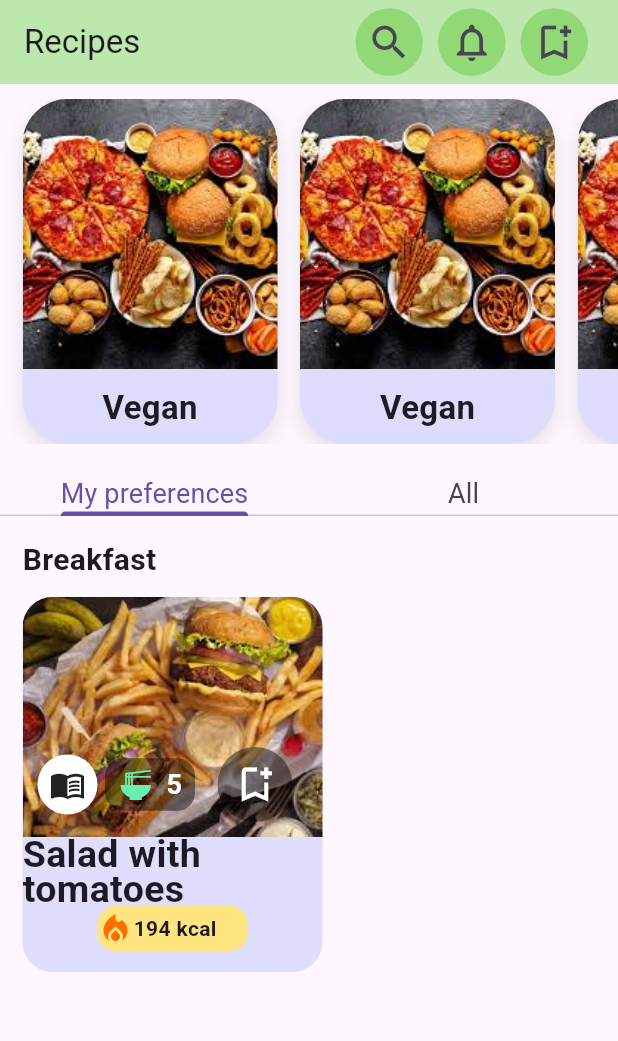
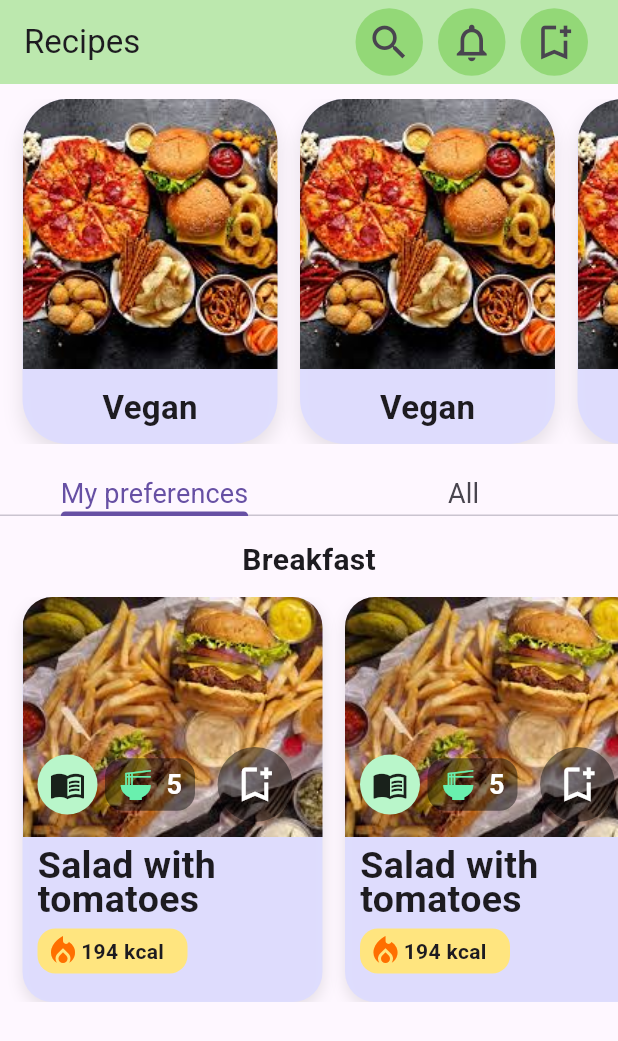
Before and after one commit to oliulalam/healty_food_tracker_app_ui, a Flutter app: the screen it shows after launch, on a phone screen of 412 x 824 dp. Shown: the top 1041 px of the screen. Run offline on Flutter 3.47's test engine with Material 3 defaults, Android fonts, the phone set to English and light mode, and no system bars.

Commit message:
Third page second layout design done

```diff
--- a/lib/app.dart
+++ b/lib/app.dart
@@ -9,7 +9,7 @@ class FoodTrackerApp extends StatelessWidget {
   Widget build(BuildContext context) {
     return MaterialApp(
       debugShowCheckedModeBanner: false,
-      home: ThaedPage(),
+      home: ThirdPage(),
     );
   }
 }
--- a/lib/third_page.dart
+++ b/lib/third_page.dart
@@ -2,8 +2,8 @@ import 'dart:convert';
 
 import 'package:flutter/material.dart';
 
-class ThaedPage extends StatelessWidget {
-  const ThaedPage({super.key});
+class ThirdPage extends StatelessWidget {
+  const ThirdPage({super.key});
 
   @override
   Widget build(BuildContext context) {
@@ -114,38 +114,48 @@ class ThaedPage extends StatelessWidget {
                 Text("All", style: TextStyle(fontSize: 18)),
               ],
             ),
+            SizedBox(height: 15),
 
             Expanded(
               child: TabBarView(
                 children: [
                   // First Layout
-                  Padding(
-                    padding: const EdgeInsets.only(
-                      left: 15.0,
-                      right: 15.0,
-                      top: 15.0,
-                    ),
-                    child: Column(
-                      crossAxisAlignment: CrossAxisAlignment.start,
-
+                  Column(
                     children: [
                       Text(
                         "Breakfast",
                         textAlign: TextAlign.start,
                         style: TextStyle(
                           fontSize: 20,
-                            fontWeight: FontWeight.bold,
+                          fontWeight: FontWeight.w600,
                         ),
                       ),
-
                       SizedBox(height: 10),
 
+                      SizedBox(
+                        height: 270,
+                        child: ListView.builder(
+                          itemCount: 10,
+                          scrollDirection: Axis.horizontal,
+                          itemBuilder: (context, index) {
+                            return Padding(
+                              padding: const EdgeInsets.only(left: 15.0),
+                              child: Column(
+                                crossAxisAlignment: CrossAxisAlignment.start,
+                                children: [
                                   Container(
-                          height: 250,
+                                    height: 270,
                                     width: 200,
                                     decoration: BoxDecoration(
                                       color: Color(0xFFEBDDDCFF),
                                       borderRadius: BorderRadius.circular(20),
+                                      boxShadow: [
+                                        BoxShadow(
+                                          color: Colors.black.withOpacity(0.1),
+                                          blurRadius: 8,
+                                          offset: Offset(0, 4),
+                                        ),
+                                      ],
                                     ),
                                     child: Column(
                                       children: [
@@ -171,18 +181,26 @@ class ThaedPage extends StatelessWidget {
                                             Positioned(
                                               bottom: 0,
                                               child: Padding(
-                                      padding: const EdgeInsets.all(10.0),
+                                                padding: const EdgeInsets.all(
+                                                  10.0,
+                                                ),
                                                 child: Row(
                                                   children: [
                                                     Container(
                                                       height: 40,
                                                       width: 40,
                                                       decoration: BoxDecoration(
-                                              color: Colors.white,
+                                                        color: Colors
+                                                            .greenAccent
+                                                            .shade100,
                                                         borderRadius:
-                                                  BorderRadius.circular(20),
+                                                            BorderRadius.circular(
+                                                              20,
                                                             ),
-                                            child: Icon(Icons.menu_book),
+                                                      ),
+                                                      child: Icon(
+                                                        Icons.menu_book,
+                                                      ),
                                                     ),
                                                     SizedBox(width: 5),
                                                     Container(
@@ -191,22 +209,29 @@ class ThaedPage extends StatelessWidget {
                                                       decoration: BoxDecoration(
                                                         color: Colors.black45,
                                                         borderRadius:
-                                                  BorderRadius.circular(12),
+                                                            BorderRadius.circular(
+                                                              12,
+                                                            ),
                                                       ),
                                                       child: Row(
                                                         mainAxisAlignment:
-                                                  MainAxisAlignment.spaceEvenly,
+                                                            MainAxisAlignment
+                                                                .spaceEvenly,
                                                         children: [
                                                           Icon(
                                                             Icons.ramen_dining,
-                                                  color: Colors.greenAccent,
+                                                            color: Colors
+                                                                .greenAccent,
                                                           ),
                                                           Text(
                                                             '5',
                                                             style: TextStyle(
-                                                    color: Colors.white,
+                                                              color:
+                                                                  Colors.white,
                                                               fontSize: 18,
-                                                    fontWeight: FontWeight.bold,
+                                                              fontWeight:
+                                                                  FontWeight
+                                                                      .bold,
                                                             ),
                                                           ),
                                                         ],
@@ -219,10 +244,13 @@ class ThaedPage extends StatelessWidget {
                                                       decoration: BoxDecoration(
                                                         color: Colors.black45,
                                                         borderRadius:
-                                                  BorderRadius.circular(25),
+                                                            BorderRadius.circular(
+                                                              25,
+                                                            ),
                                                       ),
                                                       child: Icon(
-                                              Icons.bookmark_add_outlined,
+                                                        Icons
+                                                            .bookmark_add_outlined,
                                                         color: Colors.white,
                                                         size: 30,
                                                       ),
@@ -234,35 +262,62 @@ class ThaedPage extends StatelessWidget {
                                           ],
                                         ),
 
-                              Column(
+                                        Padding(
+                                          padding: const EdgeInsets.only(
+                                            left: 10.0,
+                                            top: 7,
+                                            right: 10,
+                                            bottom: 7,
+                                          ),
+                                          child: Column(
+                                            crossAxisAlignment:
+                                                CrossAxisAlignment.start,
                                             children: [
                                               Text(
                                                 "Salad with tomatoes",
                                                 style: TextStyle(
                                                   fontSize: 25,
                                                   height: 0.9,
-                                      fontWeight: FontWeight.bold,
+                                                  fontWeight: FontWeight.w600,
+                                                  fontFamily: 'Roboto',
                                                 ),
                                                 textAlign: TextAlign.start,
                                               ),
-
+                                              SizedBox(height: 8),
                                               Container(
                                                 height: 30,
                                                 width: 100,
                                                 decoration: BoxDecoration(
-                                      color: Colors.amberAccent.shade100,
-                                      borderRadius: BorderRadius.circular(12),
+                                                  color: Colors
+                                                      .amberAccent
+                                                      .shade100,
+                                                  borderRadius:
+                                                      BorderRadius.circular(12),
+                                                ),
+                                                child: Padding(
+                                                  padding:
+                                                      const EdgeInsets.only(
+                                                        left: 5.0,
+                                                        right: 5,
                                                       ),
                                                   child: Row(
                                                     children: [
                                                       Icon(
-                                          Icons.local_fire_department,
-                                          color: Colors.amber.shade900,
+                                                        Icons
+                                                            .local_fire_department,
+                                                        color: Colors
+                                                            .amber
+                                                            .shade900,
                                                       ),
                                                       Text(
                                                         '194 kcal',
                                                         style: TextStyle(
-                                            fontWeight: FontWeight.w800,
+                                                          fontWeight:
+                                                              FontWeight.w800,
+                                                        ),
+                                                      ),
+                                                    ],
+                                                  ),
                                                 ),
                                               ),
                                             ],
@@ -270,11 +325,14 @@ class ThaedPage extends StatelessWidget {
                                         ),
                                       ],
                                     ),
-                            ],
-                          ),
                                   ), // main container
                                 ],
                               ),
+                            );
+                          },
+                        ),
+                      ),
+                    ],
                   ),
                 ],
               ),
```
Also changed, not shown: lib/extra_second_page.dart (deleted, +0 -101 lines). Lines whose indentation alone changed are shown as unchanged.
